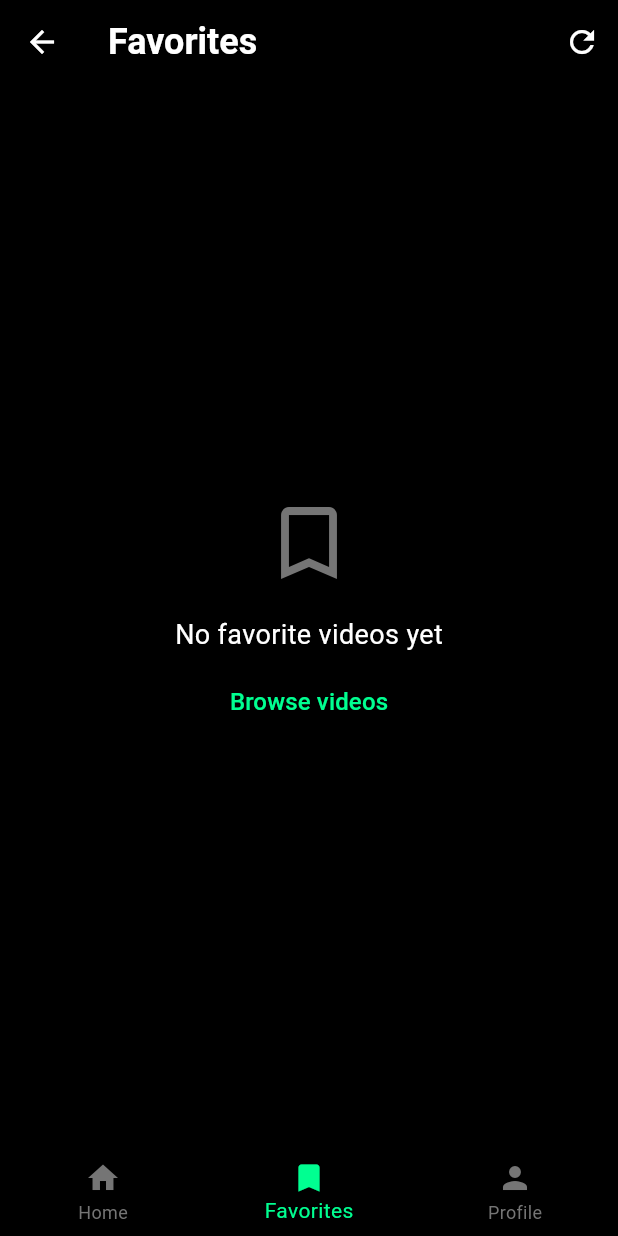
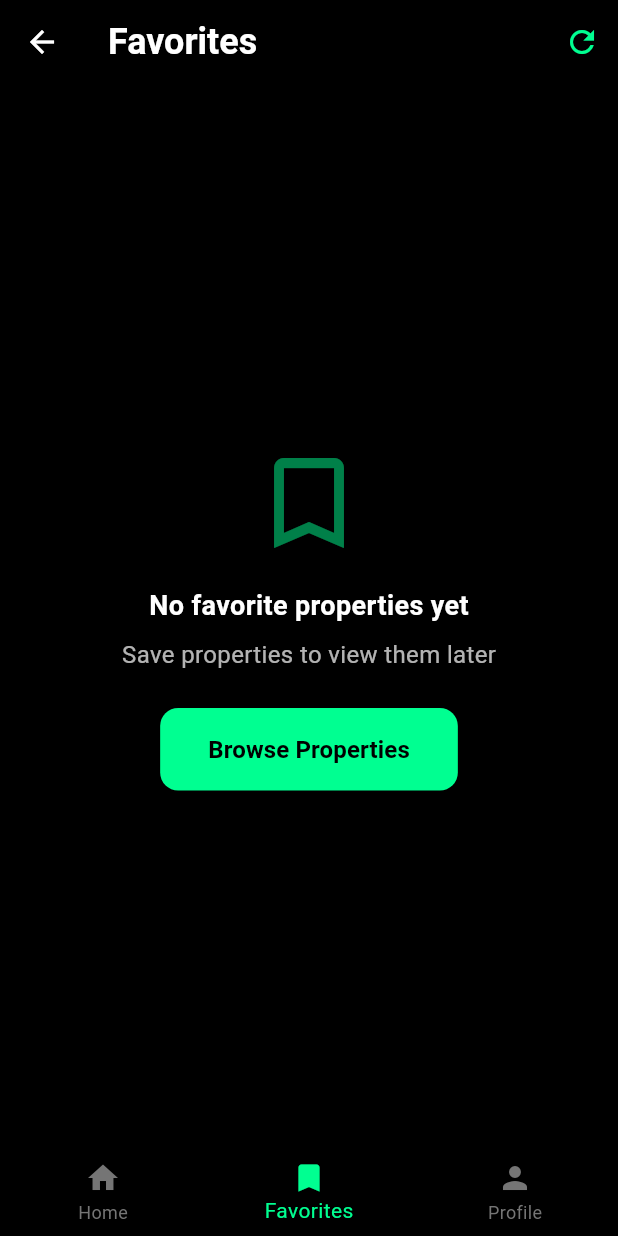
Before and after one commit to lamardealmaker/ai-generated-tok-feed, a Flutter app: the screen it shows once a user with an empty profile is signed in, item 2 of the bottom bar chosen, after a tap on the "refresh" icon, on a phone screen of 412 x 824 dp. Run offline on Flutter 3.47's test engine with Material 3 defaults, Android fonts, the light colour scheme and no system bars; our stand-ins replace cloud_firestore, firebase_auth, firebase_core, firebase_storage, get, image_picker and 2 more; accounts and stored records are empty.

Commit message:
👍 IMPROVE: DEMO READYwk1

```diff
--- a/lib/constants.dart
+++ b/lib/constants.dart
@@ -14,10 +14,6 @@ class AppColors {
   static const Color white = Color(0xFFFFFFFF);
   static const Color black = Color(0xFF000000);
   static const Color buttonText = Color(0xFF000000); // Black text for buttons
-
-  // Gradient colors for overlays
-  static final Color overlayStart = Colors.black.withOpacity(0.8);
-  static final Color overlayEnd = Colors.transparent;
 }
 
 // Material design constants
--- a/lib/views/screens/favorites_screen.dart
+++ b/lib/views/screens/favorites_screen.dart
@@ -21,6 +21,10 @@ class _FavoritesScreenState extends State<FavoritesScreen> {
   void initState() {
     super.initState();
     _loadFavorites();
+    // Ensure main videos are loaded
+    if (videoController.videos.isEmpty) {
+      videoController.loadVideos();
+    }
   }
 
   Future<void> _loadFavorites() async {
@@ -54,7 +58,7 @@ class _FavoritesScreenState extends State<FavoritesScreen> {
         ),
         actions: [
           IconButton(
-            icon: const Icon(Icons.refresh, color: AppColors.white),
+            icon: const Icon(Icons.refresh, color: AppColors.accent),
             onPressed: _loadFavorites,
           ),
         ],
@@ -63,9 +67,23 @@ class _FavoritesScreenState extends State<FavoritesScreen> {
       body: Obx(
         () {
           if (isLoading.value) {
-            return const Center(
-              child: CircularProgressIndicator(
-                color: AppColors.accent,
+            return Center(
+              child: Column(
+                mainAxisAlignment: MainAxisAlignment.center,
+                children: [
+                  CircularProgressIndicator(
+                    color: AppColors.accent,
+                    strokeWidth: 3,
+                  ),
+                  const SizedBox(height: 16),
+                  Text(
+                    'Loading favorites...',
+                    style: TextStyle(
+                      color: AppColors.accent,
+                      fontSize: AppTheme.fontSize_md,
+                    ),
+                  ),
+                ],
               ),
             );
           }
@@ -75,27 +93,47 @@ class _FavoritesScreenState extends State<FavoritesScreen> {
               child: Column(
                 mainAxisAlignment: MainAxisAlignment.center,
                 children: [
-                  const Icon(
+                  Icon(
                     Icons.bookmark_border,
-                    color: AppColors.grey,
-                    size: 64,
+                    color: AppColors.accent.withOpacity(0.5),
+                    size: 80,
                   ),
                   const SizedBox(height: 16),
                   const Text(
-                    'No favorite videos yet',
+                    'No favorite properties yet',
                     style: TextStyle(
                       color: AppColors.white,
                       fontSize: AppTheme.fontSize_lg,
+                      fontWeight: FontWeight.bold,
                     ),
                   ),
                   const SizedBox(height: 8),
-                  TextButton(
+                  Text(
+                    'Save properties to view them later',
+                    style: TextStyle(
+                      color: AppColors.white.withOpacity(0.7),
+                      fontSize: AppTheme.fontSize_md,
+                    ),
+                  ),
+                  const SizedBox(height: 24),
+                  ElevatedButton(
+                    style: ElevatedButton.styleFrom(
+                      backgroundColor: AppColors.accent,
+                      foregroundColor: AppColors.buttonText,
+                      padding: const EdgeInsets.symmetric(
+                        horizontal: AppTheme.spacing_xl,
+                        vertical: AppTheme.spacing_md,
+                      ),
+                      shape: RoundedRectangleBorder(
+                        borderRadius: BorderRadius.circular(12),
+                      ),
+                    ),
                     onPressed: () => Get.back(),
                     child: const Text(
-                      'Browse videos',
+                      'Browse Properties',
                       style: TextStyle(
-                        color: AppColors.accent,
                         fontSize: AppTheme.fontSize_md,
+                        fontWeight: FontWeight.bold,
                       ),
                     ),
                   ),
@@ -109,26 +147,38 @@ class _FavoritesScreenState extends State<FavoritesScreen> {
             color: AppColors.accent,
             backgroundColor: AppColors.darkGrey,
             child: GridView.builder(
-              padding: const EdgeInsets.all(8),
+              padding: const EdgeInsets.all(12),
               gridDelegate: const SliverGridDelegateWithFixedCrossAxisCount(
-                crossAxisCount: 3,
-                childAspectRatio: 0.8,
-                crossAxisSpacing: 2,
-                mainAxisSpacing: 2,
+                crossAxisCount: 2,
+                childAspectRatio: 0.75,
+                crossAxisSpacing: 12,
+                mainAxisSpacing: 12,
               ),
               itemCount: favoriteVideos.length,
               itemBuilder: (context, index) {
                 final video = favoriteVideos[index];
                 return VideoGridItem(
                   video: video,
-                  onTap: () {
-                    // Find the index of this video in the main video list
+                  onTap: () async {
+                    // If main videos aren't loaded yet, load them
+                    if (videoController.videos.isEmpty) {
+                      await videoController.loadVideos();
+                    }
+
                     final mainIndex = videoController.videos
                         .indexWhere((v) => v.id == video.id);
+
                     if (mainIndex != -1) {
-                      // Update current index and navigate back to main screen
                       videoController.currentVideoIndex.value = mainIndex;
-                      Get.back();
+                      // Navigate to main screen
+                      Get.offAllNamed('/');
+                    } else {
+                      Get.snackbar(
+                        'Error',
+                        'Could not find video in main feed',
+                        backgroundColor: AppColors.error.withOpacity(0.8),
+                        colorText: AppColors.white,
+                      );
                     }
                   },
                 );
--- a/lib/views/screens/home_screen.dart
+++ b/lib/views/screens/home_screen.dart
@@ -36,56 +36,28 @@ class _HomeScreenState extends State<HomeScreen> {
       appBar: AppBar(
         backgroundColor: Colors.transparent,
         elevation: 0,
-        title: Obx(() => Row(
-          mainAxisAlignment: MainAxisAlignment.center,
-          crossAxisAlignment: CrossAxisAlignment.end,
-          children: [
-            GestureDetector(
-              onTap: () => videoController.switchTab(true),
-              child: Container(
-                padding: const EdgeInsets.only(bottom: 5),
-                decoration: BoxDecoration(
-                  border: Border(
-                    bottom: BorderSide(
-                      color: videoController.isTrendingSelected.value ? AppColors.white : Colors.transparent,
-                      width: 2,
-                    ),
-                  ),
-                ),
-                child: Text(
-                  'Trending',
-                  style: TextStyle(
-                    color: videoController.isTrendingSelected.value ? AppColors.white : AppColors.grey,
-                    fontSize: videoController.isTrendingSelected.value ? 17 : 15,
-                    fontWeight: videoController.isTrendingSelected.value ? FontWeight.bold : FontWeight.normal,
-                  ),
-                ),
+        title: Obx(() => Container(
+          padding: const EdgeInsets.symmetric(horizontal: 8, vertical: 4),
+          decoration: BoxDecoration(
+            color: Colors.black.withOpacity(0.3),
+            borderRadius: BorderRadius.circular(25),
+          ),
+          child: Row(
+            mainAxisSize: MainAxisSize.min,
+            children: [
+              _buildTabButton(
+                title: 'Trending',
+                isSelected: videoController.isTrendingSelected.value,
+                onTap: () => videoController.switchTab(true),
               ),
-            ),
-            const SizedBox(width: 20),
-            GestureDetector(
-              onTap: () => videoController.switchTab(false),
-              child: Container(
-                padding: const EdgeInsets.only(bottom: 5),
-                decoration: BoxDecoration(
-                  border: Border(
-                    bottom: BorderSide(
-                      color: !videoController.isTrendingSelected.value ? AppColors.white : Colors.transparent,
-                      width: 2,
-                    ),
-                  ),
-                ),
-                child: Text(
-                  'For You',
-                  style: TextStyle(
-                    color: !videoController.isTrendingSelected.value ? AppColors.white : AppColors.grey,
-                    fontSize: !videoController.isTrendingSelected.value ? 17 : 15,
-                    fontWeight: !videoController.isTrendingSelected.value ? FontWeight.bold : FontWeight.normal,
-                  ),
-                ),
+              const SizedBox(width: 16),
+              _buildTabButton(
+                title: 'For You',
+                isSelected: !videoController.isTrendingSelected.value,
+                onTap: () => videoController.switchTab(false),
               ),
-            ),
-          ],
+            ],
+          ),
         )),
         centerTitle: true,
       ),
@@ -121,4 +93,30 @@ class _HomeScreenState extends State<HomeScreen> {
       ),
     );
   }
+
+  Widget _buildTabButton({
+    required String title,
+    required bool isSelected,
+    required VoidCallback onTap,
+  }) {
+    return GestureDetector(
+      onTap: onTap,
+      child: AnimatedContainer(
+        duration: const Duration(milliseconds: 200),
+        padding: const EdgeInsets.symmetric(horizontal: 16, vertical: 8),
+        decoration: BoxDecoration(
+          color: isSelected ? AppColors.accent : Colors.transparent,
+          borderRadius: BorderRadius.circular(20),
+        ),
+        child: Text(
+          title,
+          style: TextStyle(
+            color: isSelected ? AppColors.buttonText : AppColors.white,
+            fontSize: isSelected ? 16 : 15,
+            fontWeight: isSelected ? FontWeight.bold : FontWeight.normal,
+          ),
+        ),
+      ),
+    );
+  }
 }
```
Also changed, not shown: lib/views/widgets/video_grid_item.dart (+92 -20 lines), lib/views/widgets/video_player_item.dart (+69 -39 lines), lib/models/property_model.dart (deleted).
